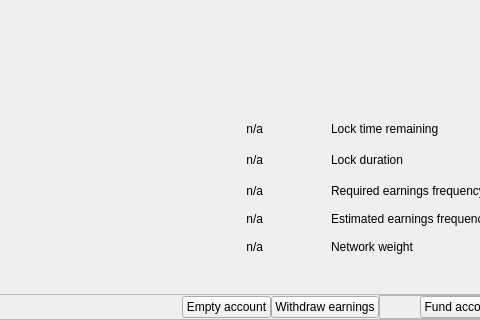
Old version of the form src/qt/_Gulden/forms/witnessdialog.ui in the repository frozenflux3/munt-official; both pictures show x 203 to 683 and y 259 to 579 of the 996 by 579 pixel window.
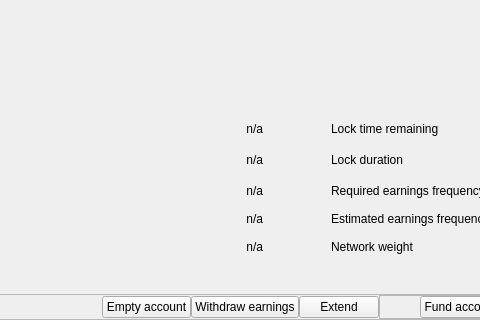
New version of the form. Custom widgets are drawn as their Qt base class.

Commit message: Witness extend button (no function yet)

Patch:
```diff
--- a/src/qt/_Gulden/forms/witnessdialog.ui
+++ b/src/qt/_Gulden/forms/witnessdialog.ui
@@ -793,6 +793,16 @@
             </property>
            </widget>
           </item>
+          <item>
+           <widget class="QPushButton" name="extendButton">
+            <property name="cursor">
+             <cursorShape>PointingHandCursor</cursorShape>
+            </property>
+            <property name="text">
+             <string>Extend</string>
+            </property>
+           </widget>
+          </item>
           <item>
            <widget class="QFrame" name="confirmButtonGroup">
             <property name="sizePolicy">
```
The commit also changes 3 other files.
